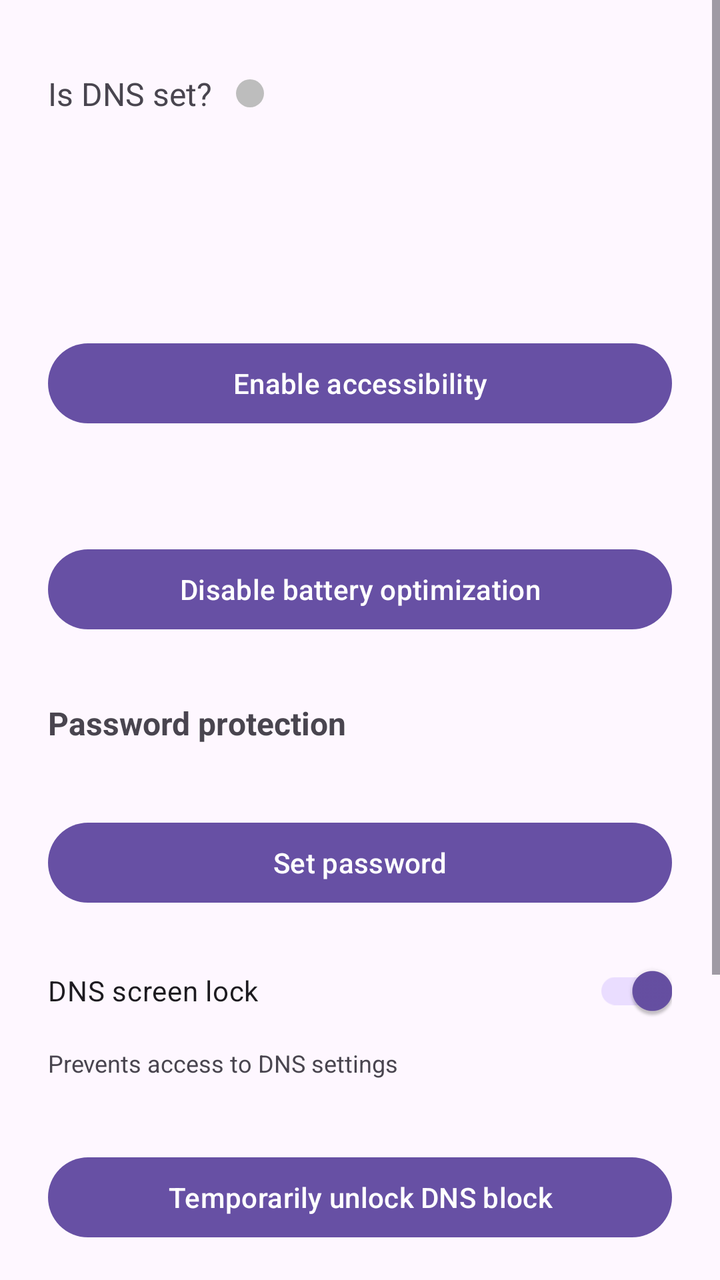
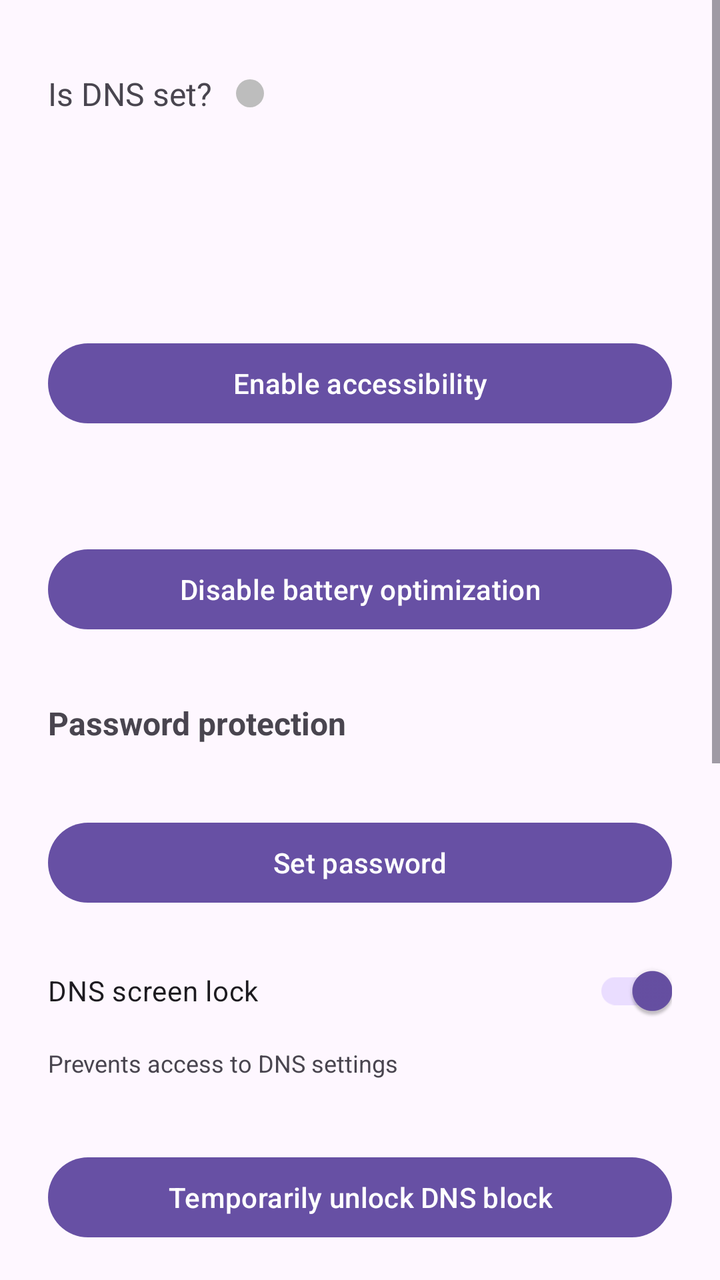

The first picture is an Android layout as it rendered before a commit; the second is the same layout after the commit. The layout source and the unified diff follow.
<!-- AndroidManifest.xml: application theme Theme.Material3.DayNight -->
<!-- res/layout/activity_main.xml -->
<?xml version="1.0" encoding="utf-8"?>
<ScrollView xmlns:android="http://schemas.android.com/apk/res/android"
    android:layout_width="match_parent"
    android:layout_height="match_parent"
    android:fillViewport="true">

    <LinearLayout
        android:layout_width="match_parent"
        android:layout_height="wrap_content"
        android:orientation="vertical"
        android:padding="24dp">

        <LinearLayout
            android:layout_width="match_parent"
            android:layout_height="wrap_content"
            android:layout_marginBottom="24dp"
            android:gravity="center_vertical"
            android:orientation="horizontal">

            <TextView
                android:id="@+id/dnsSetIndicator"
                android:layout_width="wrap_content"
                android:layout_height="wrap_content"
                android:paddingVertical="12dp"
                android:text="@string/is_dns_set"
                android:textSize="16sp" />

            <View
                android:id="@+id/dnsStatusDot"
                android:layout_width="14dp"
                android:layout_height="14dp"
                android:layout_marginStart="12dp"
                android:background="@drawable/dns_indicator_dot_inactive"
                android:contentDescription="@string/dns_status_indicator" />

        </LinearLayout>

        <TextView
            android:id="@+id/dnsResultText"
            android:layout_width="match_parent"
            android:layout_height="wrap_content"
            android:layout_marginBottom="24dp"
            android:textSize="14sp" />

        <TextView
            android:id="@+id/accessibilityStatusText"
            android:layout_width="match_parent"
            android:layout_height="wrap_content"
            android:layout_marginBottom="12dp"
            android:textSize="14sp" />

        <Button
            android:id="@+id/openAccessibilityButton"
            android:layout_width="match_parent"
            android:layout_height="wrap_content"
            android:layout_marginBottom="24dp"
            android:text="@string/open_accessibility_settings" />

        <TextView
            android:id="@+id/batteryStatusText"
            android:layout_width="match_parent"
            android:layout_height="wrap_content"
            android:layout_marginBottom="12dp"
            android:textSize="14sp" />

        <Button
            android:id="@+id/disableBatteryOptimizationButton"
            android:layout_width="match_parent"
            android:layout_height="wrap_content"
            android:layout_marginBottom="32dp"
            android:text="@string/disable_battery_optimization" />

        <TextView
            android:layout_width="match_parent"
            android:layout_height="wrap_content"
            android:layout_marginBottom="8dp"
            android:text="@string/password_section_title"
            android:textSize="16sp"
            android:textStyle="bold" />

        <TextView
            android:id="@+id/passwordStatusText"
            android:layout_width="match_parent"
            android:layout_height="wrap_content"
            android:layout_marginBottom="8dp"
            android:textSize="14sp" />

        <Button
            android:id="@+id/setPasswordButton"
            android:layout_width="match_parent"
            android:layout_height="wrap_content"
            android:layout_marginBottom="16dp"
            android:text="@string/set_password" />

        <com.google.android.material.switchmaterial.SwitchMaterial
            android:id="@+id/dnsScreenLockSwitch"
            android:layout_width="match_parent"
            android:layout_height="wrap_content"
            android:layout_marginBottom="4dp"
            android:checked="true"
            android:text="@string/dns_screen_lock_title" />

        <TextView
            android:layout_width="match_parent"
            android:layout_height="wrap_content"
            android:layout_marginBottom="8dp"
            android:text="@string/dns_screen_lock_summary"
            android:textSize="12sp" />

        <TextView
            android:id="@+id/dnsLockStatusText"
            android:layout_width="match_parent"
            android:layout_height="wrap_content"
            android:layout_marginBottom="8dp"
            android:textSize="14sp" />

        <Button
            android:id="@+id/unlockDnsButton"
            android:layout_width="match_parent"
            android:layout_height="wrap_content"
            android:layout_marginBottom="32dp"
            android:text="@string/unlock_dns_block" />

        <TextView
            android:layout_width="match_parent"
            android:layout_height="wrap_content"
            android:layout_marginBottom="8dp"
            android:text="@string/blocked_apps_title"
            android:textSize="16sp"
            android:textStyle="bold" />

        <EditText
            android:id="@+id/blockedAppNameInput"
            android:layout_width="match_parent"
            android:layout_height="wrap_content"
            android:layout_marginBottom="8dp"
            android:hint="@string/blocked_apps_hint"
            android:imeOptions="actionDone"
            android:inputType="textCapWords"
            android:maxLines="1" />

        <Button
            android:id="@+id/addBlockedAppButton"
            android:layout_width="match_parent"
            android:layout_height="wrap_content"
            android:layout_marginBottom="16dp"
            android:text="@string/add_blocked_app" />

        <TextView
            android:id="@+id/blockedAppsEmptyText"
            android:layout_width="match_parent"
            android:layout_height="wrap_content"
            android:text="@string/blocked_apps_empty"
            android:textSize="14sp" />

        <LinearLayout
            android:id="@+id/blockedAppsListContainer"
            android:layout_width="match_parent"
            android:layout_height="wrap_content"
            android:orientation="vertical" />

    </LinearLayout>

</ScrollView>
<!-- resources referenced by this layout -->
<resources>
  <!-- drawable dns_indicator_dot_inactive (drawable) -->
  <?xml version="1.0" encoding="utf-8"?>
  <shape xmlns:android="http://schemas.android.com/apk/res/android"
      android:shape="oval">
      <solid android:color="@color/dns_unset_gray" />
      <size
          android:width="14dp"
          android:height="14dp" />
  </shape>
  <string name="add_blocked_app">Add to list</string>
  <string name="blocked_apps_empty">No apps on the list</string>
  <string name="blocked_apps_hint">Enter app name (e.g. Chrome, YouTube)</string>
  <string name="blocked_apps_title">Blocked apps</string>
  <string name="disable_battery_optimization">Disable battery optimization</string>
  <string name="dns_screen_lock_summary">Prevents access to DNS settings</string>
  <string name="dns_screen_lock_title">DNS screen lock</string>
  <string name="dns_status_indicator">DNS status indicator</string>
  <string name="is_dns_set">Is DNS set?</string>
  <string name="open_accessibility_settings">Enable accessibility</string>
  <string name="password_section_title">Password protection</string>
  <string name="set_password">Set password</string>
  <string name="unlock_dns_block">Temporarily unlock DNS block</string>
  <color name="dns_unset_gray">#FFBDBDBD</color>
</resources>

<!-- the commit's change to res/layout/activity_main.xml (unified diff, before → after) -->
@@ -157,8 +157,54 @@
             android:id="@+id/blockedAppsListContainer"
             android:layout_width="match_parent"
             android:layout_height="wrap_content"
+            android:layout_marginBottom="32dp"
             android:orientation="vertical" />
 
+        <TextView
+            android:layout_width="match_parent"
+            android:layout_height="wrap_content"
+            android:layout_marginBottom="8dp"
+            android:text="@string/blocked_sites_title"
+            android:textSize="16sp"
+            android:textStyle="bold" />
+
+        <TextView
+            android:layout_width="match_parent"
+            android:layout_height="wrap_content"
+            android:layout_marginBottom="8dp"
+            android:text="@string/blocked_sites_summary"
+            android:textSize="12sp" />
+
+        <EditText
+            android:id="@+id/blockedSiteInput"
+            android:layout_width="match_parent"
+            android:layout_height="wrap_content"
+            android:layout_marginBottom="8dp"
+            android:hint="@string/blocked_sites_hint"
+            android:imeOptions="actionDone"
+            android:inputType="textUri"
+            android:maxLines="1" />
+
+        <Button
+            android:id="@+id/addBlockedSiteButton"
+            android:layout_width="match_parent"
+            android:layout_height="wrap_content"
+            android:layout_marginBottom="16dp"
+            android:text="@string/add_blocked_site" />
+
+        <TextView
+            android:id="@+id/blockedSitesEmptyText"
+            android:layout_width="match_parent"
+            android:layout_height="wrap_content"
+            android:text="@string/blocked_sites_empty"
+            android:textSize="14sp" />
+
+        <LinearLayout
+            android:id="@+id/blockedSitesListContainer"
+            android:layout_width="match_parent"
+            android:layout_height="wrap_content"
+            android:orientation="vertical" />
+
     </LinearLayout>
 
 </ScrollView>
<!-- resource entries referenced after the edit -->
@@ -10,9 +10,14 @@
           android:height="14dp" />
   </shape>
   <string name="add_blocked_app">Add to list</string>
+  <string name="add_blocked_site">Add website</string>
   <string name="blocked_apps_empty">No apps on the list</string>
   <string name="blocked_apps_hint">Enter app name (e.g. Chrome, YouTube)</string>
   <string name="blocked_apps_title">Blocked apps</string>
+  <string name="blocked_sites_empty">No websites on the list</string>
+  <string name="blocked_sites_hint">Enter website (e.g. youtube.com)</string>
+  <string name="blocked_sites_summary">Works in Chrome, Samsung Internet, Firefox and Brave. Blocks the domain and its subdomains.</string>
+  <string name="blocked_sites_title">Blocked websites</string>
   <string name="disable_battery_optimization">Disable battery optimization</string>
   <string name="dns_screen_lock_summary">Prevents access to DNS settings</string>
   <string name="dns_screen_lock_title">DNS screen lock</string>
